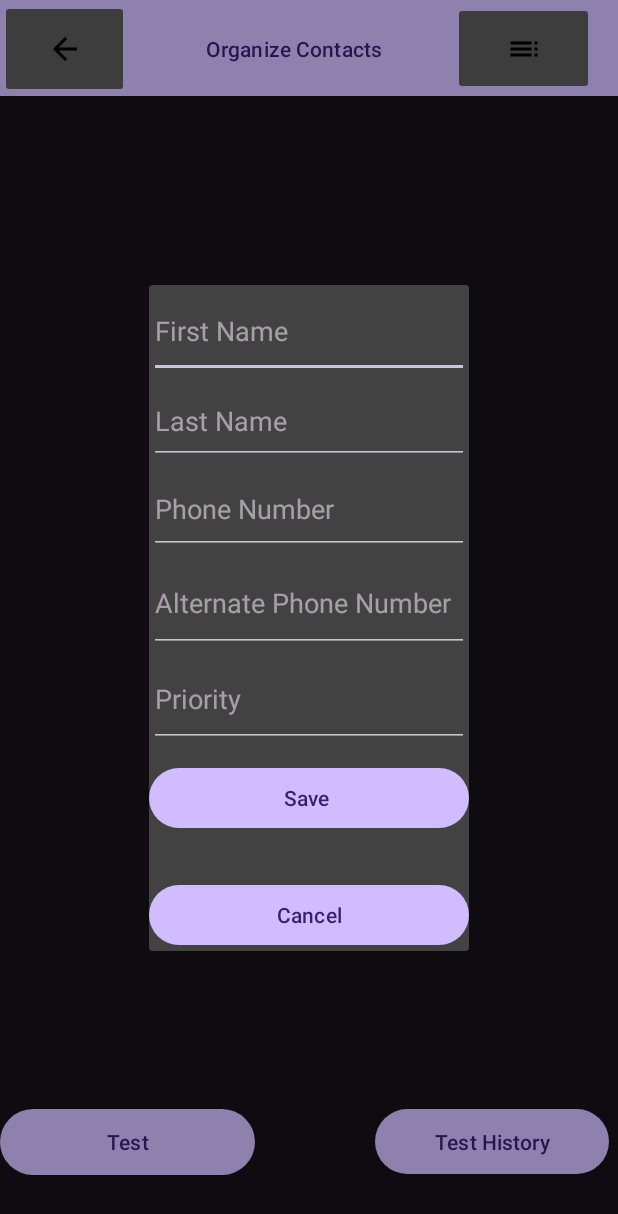
After one commit to SFarhatComp/AlcoholSensor, an Android app: the fragment AddContactDialogFragment placed in its activity, on a phone screen of 412 x 824 dp. The commit adds this screen. Shown: the top 1214 px of the screen. Run offline under Robolectric (Android 15) with nearby library versions, the phone set to English and light mode, and no system bars; 1 statement that could not run was skipped.

Commit message:
Add Contact done, Delete Contact done, Update contacts has to be made, Next step is Adding profile

```diff
--- /dev/null
+++ b/app/src/main/java/com/example/applicationsprint1/AddContactDialogFragment.java
@@ -0,0 +1,85 @@
+package com.example.applicationsprint1;
+
+import android.os.Bundle;
+import android.view.LayoutInflater;
+import android.view.View;
+import android.view.ViewGroup;
+import android.widget.Button;
+import android.widget.EditText;
+import android.widget.Toast;
+
+import androidx.annotation.NonNull;
+import androidx.annotation.Nullable;
+import androidx.fragment.app.DialogFragment;
+
+import com.example.applicationsprint1.database.AppDatabase;
+import com.example.applicationsprint1.database.entities.contacts;
+
+public class AddContactDialogFragment extends DialogFragment {
+
+    protected EditText FirstName_;
+    protected EditText LastName_;
+    protected EditText PhoneNumber_;
+    protected EditText AltPhoneNumber_;
+    protected EditText Priority_;
+    protected Button SaveButton_;
+    protected Button CancelButton_;
+    protected int CurrentProfileId;
+
+    @Nullable
+    @Override
+    public View onCreateView(@NonNull LayoutInflater inflater, @Nullable ViewGroup container, @Nullable Bundle savedInstanceState) {
+
+        CurrentProfileId=getArguments().getInt("CurrentProfile",0);
+        View view = inflater.inflate(R.layout.dialogfragmentaddcontact,container);
+        FirstName_ = view.findViewById(R.id.FirstNameInput);
+        LastName_ = view.findViewById(R.id.LastNameInput);
+        PhoneNumber_ = view.findViewById(R.id.PhoneNumberInput);
+        AltPhoneNumber_ = view.findViewById(R.id.AltPhoneNumberInput);
+        Priority_ = view.findViewById(R.id.PriorityInput);
+        SaveButton_=view.findViewById(R.id.SaveButton);
+        CancelButton_=view.findViewById(R.id.CancelButton);
+
+        SaveButton_.setOnClickListener(new View.OnClickListener() {
+            @Override
+            public void onClick(View view) {
+
+                String FirstName = FirstName_.getText().toString();
+                String LastName= LastName_.getText().toString();
+                String PhoneNumber= PhoneNumber_.getText().toString();
+                String AltPhoneNumber=AltPhoneNumber_.getText().toString();
+                String Priority = Priority_.getText().toString();
+
+                if (FirstName.equals("")||LastName.equals("")||PhoneNumber.equals("")||Priority.equals("")){
+                    Toast.makeText(getContext(),"Please Enter Valid Values",Toast.LENGTH_SHORT).show();
+                    return;
+                }
+
+                else {
+
+                    int PhoneNumber__= Integer.parseInt(PhoneNumber);
+                    int AltPhoneNumber__=Integer.parseInt(AltPhoneNumber);
+                    int Priority__=Integer.parseInt(Priority);
+
+                    AppDatabase db = AppDatabase.CreateDatabase(getContext());
+                    db.contactsDao().InsertContact(new contacts(CurrentProfileId,0,FirstName,LastName,PhoneNumber__,AltPhoneNumber__,Priority__));
+                    dismiss();
+
+                }
+
+            }
+        });
+
+
+        CancelButton_.setOnClickListener(new View.OnClickListener() {
+            @Override
+            public void onClick(View view) {
+                dismiss();
+            }
+        });
+
+
+
+        return view;
+    }
+}
--- /dev/null
+++ b/app/src/main/java/com/example/applicationsprint1/ProfileViewerActivity.java
@@ -0,0 +1,142 @@
+package com.example.applicationsprint1;
+
+import androidx.appcompat.app.AppCompatActivity;
+
+import android.content.Intent;
+import android.os.Bundle;
+import android.view.MenuItem;
+import android.view.View;
+import android.widget.Button;
+import android.widget.ImageButton;
+import android.widget.PopupMenu;
+import android.widget.TextView;
+
+import com.example.applicationsprint1.database.AppDatabase;
+import com.example.applicationsprint1.database.entities.profile;
+
+import org.w3c.dom.Text;
+
+public class ProfileViewerActivity extends AppCompatActivity {
+
+
+    protected TextView ProfileName;
+    protected TextView ProfileAge;
+    protected TextView ProfileBody;
+    protected ImageButton BButton;
+    protected ImageButton ContactOption;
+    protected Button ContactOrganise;
+    protected Button TestButton;
+    protected Button TestHistory;
+
+    @Override
+    protected void onCreate(Bundle savedInstanceState) {
+        super.onCreate(savedInstanceState);
+        setContentView(R.layout.activity_profile_viewer);
+
+        // Setting up the XML File
+        ProfileName = findViewById(R.id.CurrentUserName);
+        ProfileAge = findViewById(R.id.CurrentUserAge);
+        ProfileBody = findViewById(R.id.CurrentUserBody);
+        BButton = findViewById(R.id.BackButton);
+        ContactOption = findViewById(R.id.SettingButton);
+        ContactOrganise = findViewById(R.id.ContactOrganiser);
+        TestButton = findViewById(R.id.TestButton);
+        TestHistory = findViewById(R.id.HistoryButton);
+
+
+        // Setting initial value for the text view
+        ProfileName.setText("");
+        ProfileAge.setText("");
+        ProfileBody.setText("");
+        Intent intent = getIntent();
+        int profileId = intent.getIntExtra("profile_id", 0);
+
+        if (profileId != 0) {
+            AppDatabase db = AppDatabase.CreateDatabase(this);
+            profile Profile = db.profileDao().FindById(profileId);
+            ProfileName.setText(Profile.profileID + ". " + Profile.lastname + ", " + Profile.firstName);
+            ProfileAge.setText("User's Age : " + Profile.age + "     User's Gender:  " + Profile.gender);
+            ProfileBody.setText("Height:  " + Profile.height + ",   Weight: " + Profile.weight);
+
+        }
+
+
+        // Simple Back Button to go back to previous state
+        BButton.setOnClickListener(new View.OnClickListener() {
+            @Override
+            public void onClick(View view) {
+                finish();
+            }
+        });
+
+        ContactOption.setOnClickListener(new View.OnClickListener() {
+            @Override
+            public void onClick(View view) {
+                // Need to implement a button inflated
+                PopupMenu popupMenu = new PopupMenu(ProfileViewerActivity.this, view);
+                popupMenu.getMenuInflater().inflate(R.menu.menu_popup, popupMenu.getMenu());
+                popupMenu.setOnMenuItemClickListener(new PopupMenu.OnMenuItemClickListener() {
+                    @Override
+                    public boolean onMenuItemClick(MenuItem menuItem) {
+                        switch (menuItem.getItemId()) {
+
+                            case R.id.AddContactButton:
+                                //Fragment To add a Contact via fragment
+
+                                AddContactDialogFragment dialog = new AddContactDialogFragment();
+                                Bundle bundle = new Bundle();
+                                bundle.putInt("CurrentProfile",profileId);
+                                dialog.setArguments(bundle);
+                                dialog.show(getSupportFragmentManager(),"AddContactDialogFragment");
+
+
+                                return true;
+                            case R.id.EditContactButton:
+                                // Fragment to Edit a Contact via fragment
+                                return true;
+
+                            case R.id.DeleteContactButton:
+                                // Fragment to Delete Contact by via fragment
+
+
+                                DeleteContactDialogFragment dialog3 = new DeleteContactDialogFragment();
+                                Bundle bundle3 = new Bundle();
+                                bundle3.putInt("CurrentProfile",profileId);
+                                dialog3.setArguments(bundle3);
+                                dialog3.show(getSupportFragmentManager(),"AddContactDialogFragment");
+                                return true;
+
+                            default :
+                                return false;
+                        }
+
+                    }
+                });
+            popupMenu.show();
+            }
+        });
+
+        ContactOrganise.setOnClickListener(new View.OnClickListener() {
+            @Override
+            public void onClick(View view) {
+
+                // this will set up the list view in a specific manner
+                //Need to implement the organisation of the list
+            }
+        });
+
+        TestButton.setOnClickListener(new View.OnClickListener() {
+            @Override
+            public void onClick(View view) {
+                // Need to implement the Test Activity ( WE ASK THE SENSOR HERE ) completly different activity
+            }
+        });
+
+        TestHistory.setOnClickListener(new View.OnClickListener() {
+            @Override
+            public void onClick(View view) {
+                // open a activity for test history
+            }
+        });
+    }
+}
--- a/app/src/main/java/com/example/applicationsprint1/database/dao/ProfileDao.java
+++ b/app/src/main/java/com/example/applicationsprint1/database/dao/ProfileDao.java
@@ -4,6 +4,7 @@ import androidx.room.Dao;
 import androidx.room.Delete;
 import androidx.room.Insert;
 import androidx.room.Query;
+import androidx.room.Update;
 
 import com.example.applicationsprint1.database.entities.profile;
 
@@ -28,6 +29,7 @@ public interface ProfileDao {
 
 
 
+
     @Insert
     void insertProfile(profile... Profiles);
 
--- a/app/src/main/java/com/example/applicationsprint1/database/entities/contacts.java
+++ b/app/src/main/java/com/example/applicationsprint1/database/entities/contacts.java
@@ -23,7 +23,7 @@ public class contacts {
     public int priority;
 
 
-    public contacts(int contactID,int profileID, String contactFirstName, String contactLastName, int contactPhoneNumber, int alternatePhoneNumber, int priority) {
+    public contacts(int profileID,int contactID, String contactFirstName, String contactLastName, int contactPhoneNumber, int alternatePhoneNumber, int priority) {
         this.contactID = contactID;
         this.profileID=profileID;
         this.contactFirstName = contactFirstName;
--- /dev/null
+++ b/app/src/main/res/drawable/ic_baseline_arrow_back_24.xml
@@ -0,0 +1,5 @@
+<vector android:autoMirrored="true" android:height="24dp"
+    android:tint="#000000" android:viewportHeight="24"
+    android:viewportWidth="24" android:width="24dp" xmlns:android="http://schemas.android.com/apk/res/android">
+    <path android:fillColor="@android:color/white" android:pathData="M20,11H7.83l5.59,-5.59L12,4l-8,8 8,8 1.41,-1.41L7.83,13H20v-2z"/>
+</vector>
--- /dev/null
+++ b/app/src/main/res/drawable/ic_baseline_toc_24.xml
@@ -0,0 +1,5 @@
+<vector android:autoMirrored="true" android:height="24dp"
+    android:tint="#000000" android:viewportHeight="24"
+    android:viewportWidth="24" android:width="24dp" xmlns:android="http://schemas.android.com/apk/res/android">
+    <path android:fillColor="@android:color/white" android:pathData="M3,9h14L17,7L3,7v2zM3,13h14v-2L3,11v2zM3,17h14v-2L3,15v2zM19,17h2v-2h-2v2zM19,7v2h2L21,7h-2zM19,13h2v-2h-2v2z"/>
+</vector>
--- /dev/null
+++ b/app/src/main/res/layout/activity_profile_viewer.xml
@@ -0,0 +1,122 @@
+<?xml version="1.0" encoding="utf-8"?>
+<androidx.constraintlayout.widget.ConstraintLayout xmlns:android="http://schemas.android.com/apk/res/android"
+    xmlns:app="http://schemas.android.com/apk/res-auto"
+    xmlns:tools="http://schemas.android.com/tools"
+    android:id="@+id/linearLayout2"
+    android:layout_width="match_parent"
+    android:layout_height="match_parent"
+    android:orientation="vertical"
+    tools:context=".ProfileViewerActivity" >
+
+    <androidx.appcompat.widget.Toolbar
+        android:id="@+id/toolbar3"
+        android:layout_width="match_parent"
+        android:layout_height="wrap_content"
+        android:layout_marginBottom="21dp"
+        android:background="?attr/colorPrimary"
+        android:minHeight="?attr/actionBarSize"
+        android:theme="?attr/actionBarTheme"
+        app:layout_constraintBottom_toTopOf="@+id/linearLayout3"
+        app:layout_constraintEnd_toEndOf="parent"
+        app:layout_constraintStart_toStartOf="parent"
+        app:layout_constraintTop_toTopOf="parent" />
+
+    <ImageButton
+        android:id="@+id/BackButton"
+        android:layout_width="86dp"
+        android:layout_height="65dp"
+        app:layout_constraintBottom_toBottomOf="@+id/toolbar3"
+        app:layout_constraintEnd_toStartOf="@+id/SettingButton"
+        app:layout_constraintHorizontal_bias="0.0"
+        app:layout_constraintStart_toStartOf="parent"
+        app:layout_constraintTop_toTopOf="parent"
+        app:layout_constraintVertical_bias="0.0"
+        app:srcCompat="@drawable/ic_baseline_arrow_back_24" />
+
+    <Button
+        android:id="@+id/ContactOrganiser"
+        android:layout_width="wrap_content"
+        android:layout_height="wrap_content"
+        android:text="Organize Contacts"
+        app:layout_constraintBottom_toBottomOf="@+id/toolbar3"
+        app:layout_constraintEnd_toStartOf="@+id/SettingButton"
+        app:layout_constraintHorizontal_bias="0.553"
+        app:layout_constraintStart_toEndOf="@+id/BackButton"
+        app:layout_constraintTop_toTopOf="@+id/toolbar3"
+        app:layout_constraintVertical_bias="0.53" />
+
+    <ImageButton
+        android:id="@+id/SettingButton"
+        android:layout_width="94dp"
+        android:layout_height="62dp"
+        app:layout_constraintBottom_toBottomOf="@+id/toolbar3"
+        app:layout_constraintEnd_toEndOf="parent"
+        app:layout_constraintHorizontal_bias="0.949"
+        app:layout_constraintStart_toStartOf="parent"
+        app:layout_constraintTop_toTopOf="parent"
+        app:srcCompat="@drawable/ic_baseline_toc_24" />
+
+    <LinearLayout
+        android:id="@+id/linearLayout3"
+        android:layout_width="match_parent"
+        android:layout_height="match_parent"
+        android:layout_marginTop="85dp"
+        android:layout_marginBottom="100dp"
+        android:orientation="vertical"
+        app:layout_constraintBottom_toBottomOf="parent"
+        app:layout_constraintEnd_toEndOf="parent"
+        app:layout_constraintStart_toStartOf="parent"
+        app:layout_constraintTop_toTopOf="parent">
+
+        <TextView
+            android:id="@+id/CurrentUserName"
+            android:layout_width="match_parent"
+            android:layout_height="33dp"
+            android:text="TextView" />
+
+        <TextView
+            android:id="@+id/CurrentUserAge"
+            android:layout_width="match_parent"
+            android:layout_height="33dp"
+            android:text="TextView" />
+
+        <TextView
+            android:id="@+id/CurrentUserBody"
+            android:layout_width="match_parent"
+            android:layout_height="35dp"
+            android:text="TextView" />
+
+        <androidx.recyclerview.widget.RecyclerView
+            android:id="@+id/ListOfContacts"
+            android:layout_width="match_parent"
+            android:layout_height="487dp" />
+
+    </LinearLayout>
+
+    <Button
+        android:id="@+id/TestButton"
+        android:layout_width="170dp"
+        android:layout_height="52dp"
+        android:layout_marginEnd="250dp"
+        android:text="Test"
+        app:layout_constraintBottom_toBottomOf="parent"
+        app:layout_constraintEnd_toEndOf="parent"
+        app:layout_constraintHorizontal_bias="0.0"
+        app:layout_constraintStart_toStartOf="parent"
+        app:layout_constraintTop_toBottomOf="@+id/linearLayout3"
+        app:layout_constraintVertical_bias="0.23" />
+
+    <Button
+        android:id="@+id/HistoryButton"
+        android:layout_width="156dp"
+        android:layout_height="51dp"
+        android:layout_marginStart="250dp"
+        android:text="Test History"
+        app:layout_constraintBottom_toBottomOf="parent"
+        app:layout_constraintEnd_toEndOf="parent"
+        app:layout_constraintHorizontal_bias="0.0"
+        app:layout_constraintStart_toStartOf="parent"
+        app:layout_constraintTop_toBottomOf="@+id/linearLayout3"
+        app:layout_constraintVertical_bias="0.23" />
+
+</androidx.constraintlayout.widget.ConstraintLayout>
--- /dev/null
+++ b/app/src/main/res/layout/dialogfragmentaddcontact.xml
@@ -0,0 +1,61 @@
+<?xml version="1.0" encoding="utf-8"?>
+<LinearLayout xmlns:android="http://schemas.android.com/apk/res/android"
+    android:layout_width="match_parent"
+    android:layout_height="match_parent"
+    android:orientation="vertical">
+
+    <EditText
+        android:id="@+id/FirstNameInput"
+        android:layout_width="match_parent"
+        android:layout_height="62dp"
+        android:ems="10"
+        android:hint="First Name"
+        android:inputType="textPersonName" />
+
+    <EditText
+        android:id="@+id/LastNameInput"
+        android:layout_width="match_parent"
+        android:layout_height="57dp"
+        android:ems="10"
+        android:hint="Last Name"
+        android:inputType="textPersonName" />
+
+    <EditText
+        android:id="@+id/PhoneNumberInput"
+        android:layout_width="match_parent"
+        android:layout_height="60dp"
+        android:ems="10"
+        android:hint="Phone Number"
+        android:inputType="number" />
+
+    <EditText
+        android:id="@+id/AltPhoneNumberInput"
+        android:layout_width="match_parent"
+        android:layout_height="65dp"
+        android:ems="10"
+        android:hint="Alternate Phone Number"
+        android:inputType="number" />
+
+    <EditText
+        android:id="@+id/PriorityInput"
+        android:layout_width="match_parent"
+        android:layout_height="63dp"
+        android:ems="10"
+        android:hint="Priority "
+        android:inputType="number" />
+
+    <Button
+        android:id="@+id/SaveButton"
+        android:layout_width="match_parent"
+        android:layout_height="wrap_content"
+        android:layout_marginTop="10dp"
+        android:text="Save " />
+
+    <Button
+        android:id="@+id/CancelButton"
+        android:layout_width="match_parent"
+        android:layout_height="wrap_content"
+        android:layout_marginTop="30dp"
+        android:text="Cancel" />
+
+</LinearLayout>
--- /dev/null
+++ b/app/src/main/res/menu/menu_popup.xml
@@ -0,0 +1,15 @@
+<?xml version="1.0" encoding="utf-8"?>
+<menu xmlns:android="http://schemas.android.com/apk/res/android"
+    xmlns:app="http://schemas.android.com/apk/res-auto">
+
+
+    <item
+        android:id="@+id/AddContactButton"
+        android:title="Add Contact" />
+    <item
+        android:id="@+id/EditContactButton"
+        android:title="Edit Contact" />
+    <item
+        android:id="@+id/DeleteContactButton"
+        android:title="Delete Contact" />
+</menu>
```
Also changed, not shown: app/src/main/AndroidManifest.xml (+7 -0 lines), app/src/main/java/com/example/applicationsprint1/DeleteContactDialogFragment.java (added, +85 -0 lines), app/src/main/java/com/example/applicationsprint1/EditContactDialogFragment.java (added, +76 -0 lines), app/src/main/java/com/example/applicationsprint1/MainActivity.java (+13 -2 lines), app/src/main/java/com/example/applicationsprint1/ProfileRecyclerViewAdapter.java (+5 -5 lines), app/src/main/java/com/example/applicationsprint1/database/dao/ContactsDao.java (+8 -1 lines), app/src/main/res/layout/dialogfragmentdeletecontact.xml (added, +50 -0 lines), app/src/main/res/layout/dialogfragmenteditcontact.xml (added, +48 -0 lines), 1 other file.
